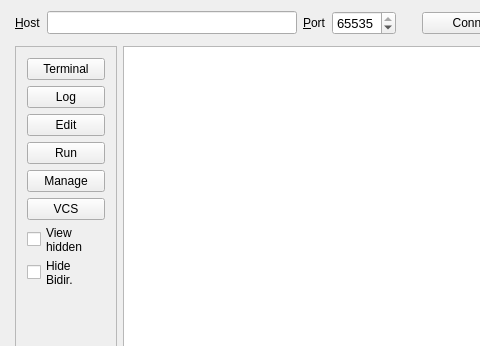
Before: the Qt Designer form src/MainWindow.ui in micwik/ArnBrowser, drawn with Qt 5; both pictures show x 0 to 480 and y 0 to 346 of the 802 by 537 pixel window.
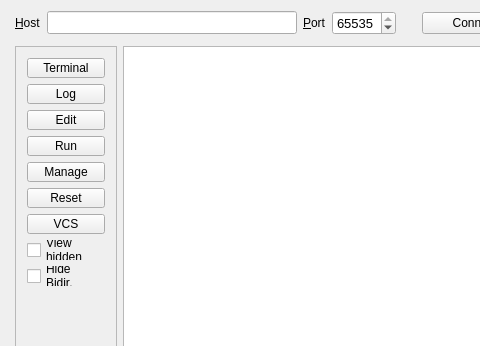
After: the same form once the commit is applied. Icons and pictures are not drawn.

Commit message: Fixed connection close, Added reset button

The edit to the form file:
```diff
--- a/src/MainWindow.ui
+++ b/src/MainWindow.ui
@@ -392,6 +392,13 @@
             </property>
            </widget>
           </item>
+          <item>
+           <widget class="QPushButton" name="manageButton">
+            <property name="text">
+             <string>Manage</string>
+            </property>
+           </widget>
+          </item>
           <item>
            <spacer name="verticalSpacer_3">
             <property name="orientation">
@@ -409,9 +416,9 @@
            </spacer>
           </item>
           <item>
-           <widget class="QPushButton" name="manageButton">
+           <widget class="QPushButton" name="resetButton">
             <property name="text">
-             <string>Manage</string>
+             <string>Reset</string>
             </property>
            </widget>
           </item>
```
The commit also changes 7 other files.
